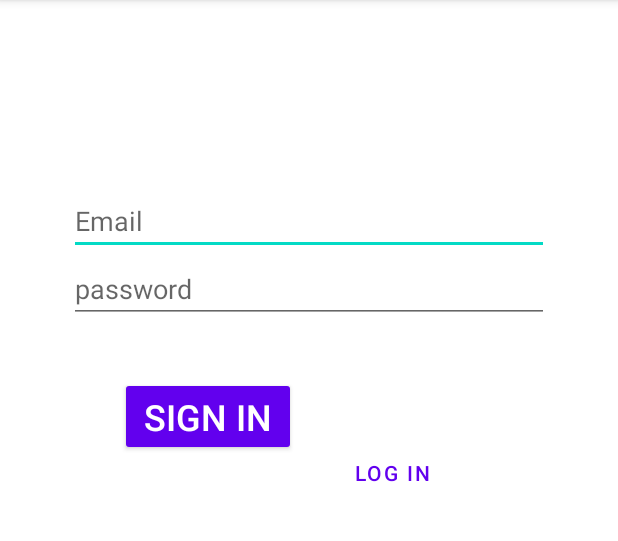
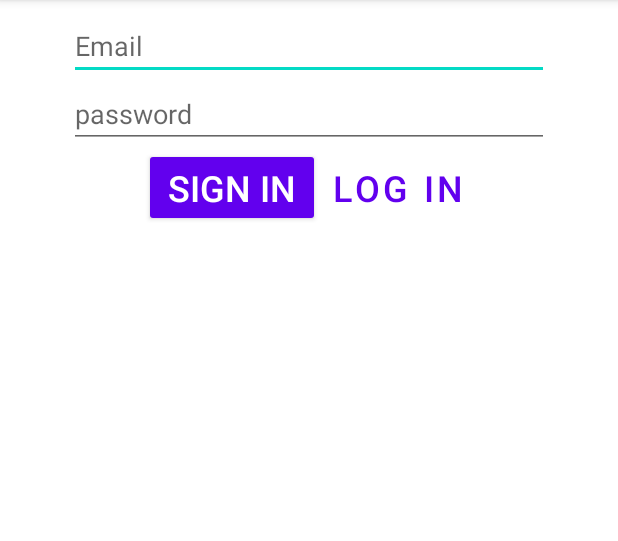
Before and after one commit to khvatid/web_note_etu, an Android app: the screen it shows after launch (AuthenticationActivity), on a phone screen of 412 x 824 dp, the part 84-625 px from its top. Run offline under Robolectric (Android 15) with nearby library versions, the phone set to English and light mode, and no system bars; our stand-ins replace Firebase (no records; nobody signed in at launch, a user with empty details on screens opened directly); 2 statements that could not run were skipped.

Commit message:
Добавление фрагментов и активити для 1.Чтения комментариев 2.Изменения данных профиля 3.Регистрации 4.Авторизации

```diff
--- a/app/src/main/res/layout/activity_authentication.xml
+++ b/app/src/main/res/layout/activity_authentication.xml
@@ -1,9 +1,13 @@
 <?xml version="1.0" encoding="utf-8"?>
-<androidx.constraintlayout.widget.ConstraintLayout xmlns:android="http://schemas.android.com/apk/res/android"
+<LinearLayout
   xmlns:app="http://schemas.android.com/apk/res-auto"
   xmlns:tools="http://schemas.android.com/tools"
+  xmlns:android="http://schemas.android.com/apk/res/android"
+  android:orientation="vertical"
+  android:padding="8dp"
   android:layout_width="match_parent"
-  android:layout_height="match_parent"
+  android:layout_height="wrap_content"
+  android:gravity="center_horizontal"
   tools:context=".AuthenticationActivity">
 
 
@@ -18,14 +22,6 @@
     app:layout_constraintTop_toTopOf="parent"
     app:layout_constraintVertical_bias="0.184">
     <EditText
-      android:id="@+id/et_fullName"
-      android:autofillHints="Full Name"
-      android:hint="Full Name"
-      android:layout_width="wrap_content"
-      android:layout_height="wrap_content"
-      android:ems="15"
-      android:visibility="gone"/>
-    <EditText
       android:id="@+id/et_email"
       android:layout_width="wrap_content"
       android:layout_height="wrap_content"
@@ -33,14 +29,6 @@
       android:ems="15"
       android:hint="Email"
       android:inputType="textEmailAddress"/>
-    <EditText
-      android:id="@+id/et_login"
-      android:hint="Login"
-      android:autofillHints="username"
-      android:layout_width="wrap_content"
-      android:layout_height="wrap_content"
-      android:ems="15"
-      android:visibility="gone"/>
     <EditText
       android:id="@+id/et_password"
       android:layout_width="wrap_content"
@@ -51,31 +39,28 @@
       android:inputType="textPassword"/>
 
   </LinearLayout>
+  <LinearLayout
+      xmlns:android="http://schemas.android.com/apk/res/android"
+      android:id="@+id/buttons_liner"
+      android:layout_width="wrap_content"
+      android:layout_height="wrap_content"
+      android:orientation="horizontal"
+      app:layout_constraintVertical_bias="0.184">
   <Button
     android:id="@+id/btn_sign_in"
     style="@android:style/Widget.Material.Button"
     android:layout_width="wrap_content"
     android:layout_height="wrap_content"
+    android:text="Sign in"
+    android:textSize="24sp"/>
 
-    android:layout_marginTop="36dp"
-    android:layout_marginStart="80dp"
-    android:text="Sign in"
-    android:textSize="24sp"
-    app:layout_constraintStart_toStartOf="parent"
-    app:layout_constraintTop_toBottomOf="@+id/auth_liner" />
   <Button
       android:id="@+id/btn_registration"
       style="@style/Widget.MaterialComponents.Button.TextButton"
       android:layout_width="wrap_content"
       android:layout_height="wrap_content"
       android:layout_weight="1"
-    android:layout_marginBottom="416dp"
       android:text="Log in"
-    app:layout_constraintBottom_toBottomOf="parent"
-    app:layout_constraintEnd_toEndOf="@+id/auth_liner"
-    app:layout_constraintHorizontal_bias="0.246"
-    app:layout_constraintStart_toEndOf="@+id/btn_sign_in"
-    app:layout_constraintTop_toBottomOf="@+id/auth_liner"
-    app:layout_constraintVertical_bias="0.854" />
-
-</androidx.constraintlayout.widget.ConstraintLayout>
+      android:textSize="24sp"/>
+  </LinearLayout>
+</LinearLayout>
```
Also changed, not shown: app/src/main/res/layout/activity_registration.xml (added, +52 -0 lines), app/src/main/res/layout/fragment_change_data.xml (added, +60 -0 lines), app/src/main/res/layout/fragment_comments.xml (added, +27 -0 lines). Lines whose indentation alone changed are shown as unchanged.
